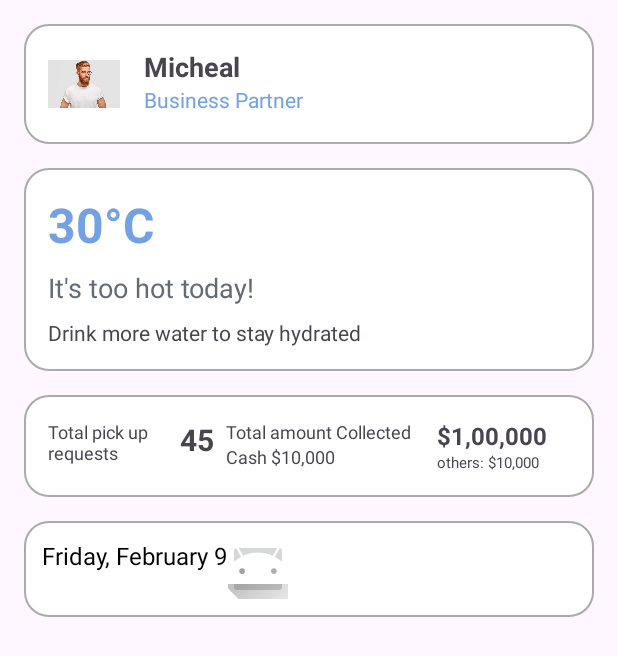
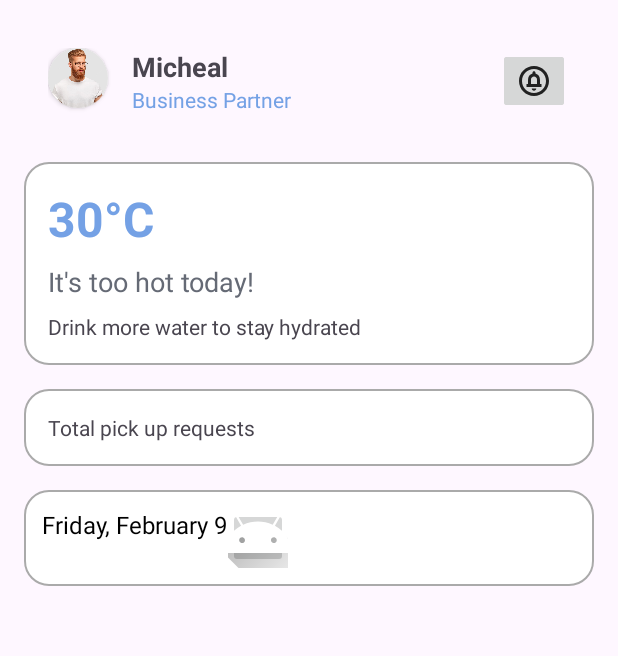
Before and after one commit to nsrimanmj/dashboard, an Android app: the screen it shows after launch (MainActivity), on a phone screen of 412 x 824 dp. Shown: the top 656 px of the screen. Run offline under Robolectric (Android 15) with nearby library versions, the phone set to English and light mode, and no system bars.

Commit message:
did some more

```diff
--- /dev/null
+++ b/app/src/main/res/drawable/baseline_code_24.xml
@@ -0,0 +1,5 @@
+<vector xmlns:android="http://schemas.android.com/apk/res/android" android:alpha="0.85" android:height="24dp" android:tint="#000000" android:viewportHeight="24" android:viewportWidth="24" android:width="24dp">
+
+    <path android:fillColor="@android:color/white" android:pathData="M9.4,16.6L4.8,12l4.6,-4.6L8,6l-6,6 6,6 1.4,-1.4zM14.6,16.6l4.6,-4.6 -4.6,-4.6L16,6l6,6 -6,6 -1.4,-1.4z"/>
+
+</vector>
--- /dev/null
+++ b/app/src/main/res/drawable/outline_circle_notifications_24.xml
@@ -0,0 +1,5 @@
+<vector xmlns:android="http://schemas.android.com/apk/res/android" android:alpha="0.85" android:height="24dp" android:tint="#000000" android:viewportHeight="24" android:viewportWidth="24" android:width="24dp">
+
+    <path android:fillColor="@android:color/white" android:pathData="M12,18.5c0.83,0 1.5,-0.67 1.5,-1.5h-3C10.5,17.83 11.17,18.5 12,18.5zM12,2C6.48,2 2,6.48 2,12s4.48,10 10,10c5.52,0 10,-4.48 10,-10S17.52,2 12,2zM12,20c-4.41,0 -8,-3.59 -8,-8s3.59,-8 8,-8c4.41,0 8,3.59 8,8S16.41,20 12,20zM16,11.39c0,-2.11 -1.03,-3.92 -3,-4.39V6.5c0,-0.57 -0.43,-1 -1,-1s-1,0.43 -1,1V7c-1.97,0.47 -3,2.27 -3,4.39V14H7v2h10v-2h-1V11.39zM14,14h-4v-3c0,-1.1 0.9,-2 2,-2s2,0.9 2,2V14z"/>
+
+</vector>
--- a/app/src/main/res/layout/activity_main.xml
+++ b/app/src/main/res/layout/activity_main.xml
@@ -14,15 +14,24 @@
         android:layout_height="wrap_content"
         android:orientation="horizontal"
         android:padding="16dp"
-        android:background="@drawable/rounded_corner_bg"
         android:layout_marginBottom="16dp">
 
-        <ImageView
+        <androidx.cardview.widget.CardView
             android:id="@+id/userImage"
-            android:layout_width="48dp"
-            android:layout_height="48dp"
-            android:src="@drawable/ic_user"
-            android:layout_alignParentStart="true" />
+            android:layout_width="40dp"
+            android:layout_height="40dp"
+            app:cardCornerRadius="300dp"
+            android:layout_alignParentStart="true"
+            >
+            <ImageView
+                android:layout_width="match_parent"
+                android:layout_height="match_parent"
+                android:scaleType="centerCrop"
+                android:src="@drawable/ic_user"
+                android:contentDescription="User image"
+                />
+
+        </androidx.cardview.widget.CardView>
 
         <LinearLayout
             android:layout_width="wrap_content"
@@ -46,7 +55,24 @@
                 android:text="Business Partner"
                 android:textSize="14sp"
                 android:textColor="@color/blue_sky" />
+
         </LinearLayout>
+
+        <ImageButton
+            android:id="@+id/search"
+            android:layout_width="wrap_content"
+            android:layout_height="wrap_content"
+            android:src="@drawable/baseline_code_24"
+            android:layout_alignParentEnd="true"
+
+            />
+        <ImageButton
+            android:layout_width="wrap_content"
+            android:layout_height="wrap_content"
+            android:src="@drawable/outline_circle_notifications_24"
+            android:layout_alignParentEnd="true"
+            android:layout_alignLeft="@id/search"/>
+
     </RelativeLayout>
 
     <LinearLayout
@@ -86,84 +112,24 @@
             />
     </LinearLayout>
 
-    <LinearLayout
+    <RelativeLayout
         android:id="@+id/pickupStatsSection"
         android:layout_width="match_parent"
         android:layout_height="wrap_content"
-        android:orientation="horizontal"
         android:padding="16dp"
         android:background="@drawable/rounded_corner_bg"
         android:layout_below="@id/temperatureSection"
         android:layout_marginBottom="16dp"
+
         >
 
-        <LinearLayout
-            android:layout_width="110dp"
-            android:layout_height="match_parent"
-            android:layout_weight="1"
-            android:orientation="horizontal"
-            android:layout_marginEnd="4dp"
-            >
-            <TextView
-                android:layout_width="wrap_content"
-                android:layout_height="match_parent"
-                android:text="Total pick up requests"
-                android:layout_weight="1"
-                android:textSize="12sp"/>
-            <TextView
-                android:layout_width="wrap_content"
-                android:layout_height="wrap_content"
-                android:text="45"
-                android:textSize="20sp"
-                android:textStyle="bold"/>
-
-
-        </LinearLayout>
-        <LinearLayout
+        <TextView
+            android:id="@+id/totalPickUp"
             android:layout_width="wrap_content"
             android:layout_height="wrap_content"
-            android:layout_weight="1"
-            android:orientation="vertical"
-            android:layout_marginStart="4dp"
-            android:layout_marginEnd="12dp"
-            >
-            <TextView
-                android:layout_width="wrap_content"
-                android:layout_height="wrap_content"
-                android:text="Total amount Collected"
-                android:textSize="12sp"/>
-            <TextView
-                android:layout_width="wrap_content"
-                android:layout_height="wrap_content"
-                android:text="Cash $10,000"
-                android:textSize="12sp"/>
+            android:text="Total pick up requests"/>
 
-        </LinearLayout>
-        <LinearLayout
-            android:layout_width="wrap_content"
-            android:layout_height="wrap_content"
-            android:layout_weight="10"
-            android:orientation="vertical"
-            android:layout_marginHorizontal="4dp"
-            >
-            <TextView
-                android:layout_width="wrap_content"
-                android:layout_height="wrap_content"
-                android:text="$1,00,000"
-                android:textSize="16sp"
-                android:textStyle="bold"
-                />
-            <TextView
-                android:layout_width="wrap_content"
-                android:layout_height="wrap_content"
-                android:text="others: $10,000"
-                android:textSize="10sp"
-                />
-
-        </LinearLayout>
-
-
-    </LinearLayout>
+    </RelativeLayout>
 
     <LinearLayout
         android:layout_width="match_parent"
```
